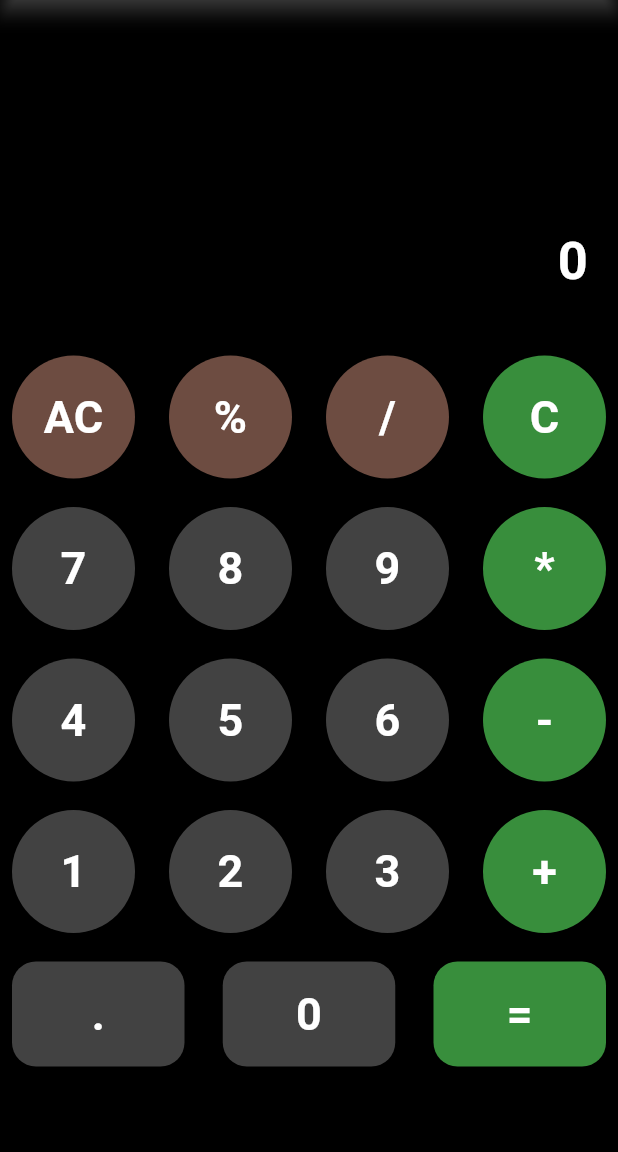
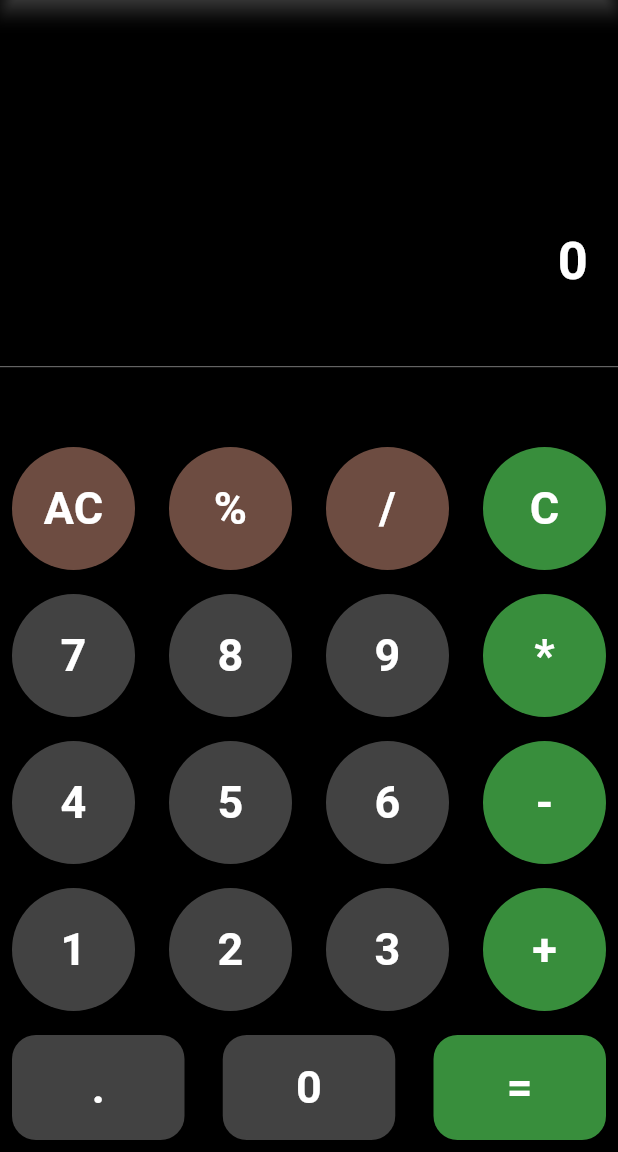
Before and after one commit to KavyaParengal/Calculator, a Flutter app: the screen it shows after launch, on a phone screen of 412 x 824 dp, the part 84-1236 px from its top. Run offline on Flutter 3.47's test engine with Material 3 defaults, Android fonts, the phone set to English and light mode, and no system bars.

Commit message:
second commit

```diff
--- a/lib/calculator.dart
+++ b/lib/calculator.dart
@@ -93,33 +93,32 @@ class _CalculatorState extends State<Calculator> {
         elevation: 5,
         backgroundColor: Colors.black26,
         centerTitle: true,
-        title: Text('Calculator',style: TextStyle(
+        title: const Text('Calculator',style: TextStyle(
           fontWeight: FontWeight.bold,
           fontSize: 24,
         ),),
       ),
       backgroundColor: Colors.black,
       body: Column(
+        mainAxisAlignment: MainAxisAlignment.spaceEvenly,
         children: [
           Container(
+            alignment: const Alignment(1.0,1.0),
             child: Padding(
               padding: const EdgeInsets.only(top: 100,right: 20),
-              child: Text(history,style: TextStyle(color: Colors.white,fontSize: 20,fontWeight: FontWeight.w400),
+              child: Text(history,style: const TextStyle(color: Colors.white,fontSize: 20,fontWeight: FontWeight.w400),
               ),
             ),
-            alignment: Alignment(1.0,1.0),
           ),
           Container(
-            //height: (MediaQuery.of(context).size.height * 0.3),
+            alignment: const Alignment(1.0,1.0),
             child: Padding(
               padding: const EdgeInsets.only(right: 20,top: 20,left: 30),
-              child: Text(output,style: TextStyle(color: Colors.white,fontSize: 35,fontWeight: FontWeight.bold),
+              child: Text(output,style: const TextStyle(color: Colors.white,fontSize: 35,fontWeight: FontWeight.bold),
               ),
-            ),
-            alignment: Alignment(1.0,1.0),//color: Colors.white,
+            ),//color: Colors.white,
           ),
-          //Expanded(child: Divider(color: Colors.grey,thickness: 1,)),
-          SizedBox(height: 30,),
+          const Expanded(child: Divider(color: Colors.grey,thickness: .5,)),
           Padding(
             padding: const EdgeInsets.all(8.0),
             child: Row(
@@ -132,7 +131,6 @@ class _CalculatorState extends State<Calculator> {
               ],
             ),
           ),
-          SizedBox(height: 3,),
           Padding(
             padding: const EdgeInsets.all(8.0),
             child: Row(
@@ -145,7 +143,6 @@ class _CalculatorState extends State<Calculator> {
               ],
             ),
           ),
-          SizedBox(height: 3,),
           Padding(
             padding: const EdgeInsets.all(8.0),
             child: Row(
@@ -158,7 +155,6 @@ class _CalculatorState extends State<Calculator> {
               ],
             ),
           ),
-          SizedBox(height: 3,),
           Padding(
             padding: const EdgeInsets.all(8.0),
             child: Row(
@@ -171,7 +167,6 @@ class _CalculatorState extends State<Calculator> {
               ],
             ),
           ),
-          SizedBox(height: 3,),
           Padding(
             padding: const EdgeInsets.all(8.0),
             child: Row(
@@ -192,20 +187,20 @@ class _CalculatorState extends State<Calculator> {
     return Container(
       width: 115,
                 height: 70,
+      decoration: BoxDecoration(
+        borderRadius: BorderRadius.circular(33),
+      ),
                 child: FloatingActionButton.extended(
                   backgroundColor: clr,
                     onPressed: (){
                     buttonPressed(value);
                     },
-                    label: Text(value,style: TextStyle(
+                    label: Text(value,style: const TextStyle(
                       fontSize: 30,
                       fontWeight: FontWeight.bold,
                       color: Colors.white,
                     ),textAlign: TextAlign.center,)
                 ),
-      decoration: BoxDecoration(
-        borderRadius: BorderRadius.circular(33),
-      ),
               );
   }
 
@@ -214,7 +209,7 @@ class _CalculatorState extends State<Calculator> {
       backgroundColor: clrbutton,
       radius: 41,
       child: TextButton(child: Text(calculatortxt,
-        style: TextStyle(
+        style: const TextStyle(
           fontSize: 30,
           fontWeight: FontWeight.bold,
           color: Colors.white,
```
Also changed, not shown: pubspec.lock.
